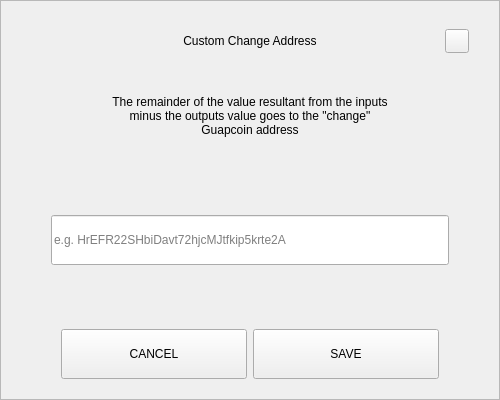
The window that src/qt/guapcoin/forms/sendchangeaddressdialog.ui (guapcrypto/Guapcoin) describes before a commit, drawn with Qt 5.
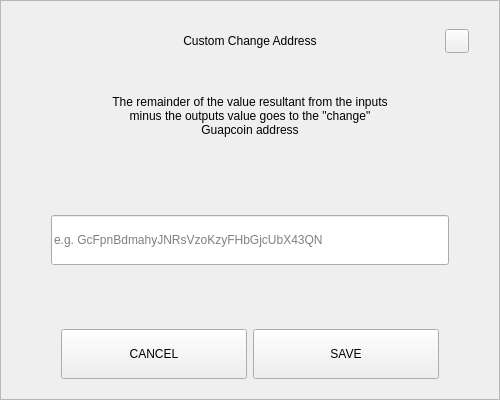
The same window after the commit.

Patch:
```diff
--- a/src/qt/guapcoin/forms/sendchangeaddressdialog.ui
+++ b/src/qt/guapcoin/forms/sendchangeaddressdialog.ui
@@ -207,7 +207,7 @@
            </size>
           </property>
           <property name="placeholderText">
-           <string notr="true">e.g. HrEFR22SHbiDavt72hjcMJtfkip5krte2A</string>
+           <string notr="true">e.g. GcFpnBdmahyJNRsVzoKzyFHbGjcUbX43QN</string>
           </property>
          </widget>
         </item>
```
